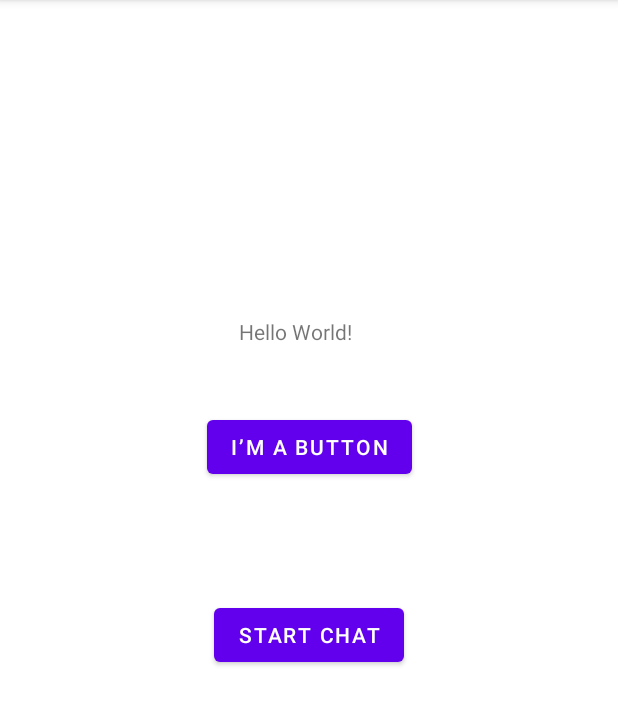
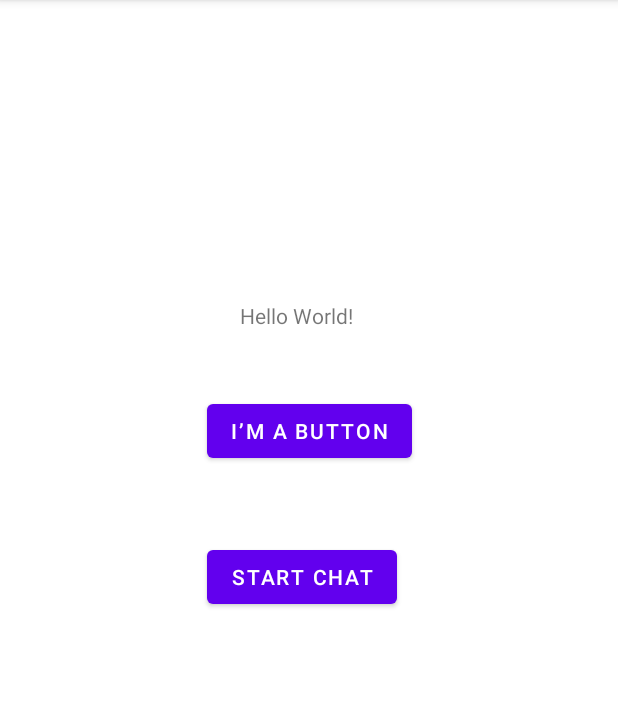
Before and after one commit to badr3180/CP670, an Android app: the MainActivity screen opened directly, with no data from a screen before it, on a phone screen of 412 x 824 dp, the part 84-809 px from its top. Run offline under Robolectric (Android 15) with nearby library versions, the phone set to English and light mode, and no system bars.

Commit message:
Finished part assignment2_part3

```diff
--- a/app/src/main/res/layout/activity_main.xml
+++ b/app/src/main/res/layout/activity_main.xml
@@ -10,37 +10,29 @@
         android:id="@+id/textView"
         android:layout_width="wrap_content"
         android:layout_height="wrap_content"
+        android:layout_marginStart="22dp"
+        android:layout_marginBottom="43dp"
         android:text="@string/hello_message"
-        app:layout_constraintBottom_toBottomOf="parent"
-        app:layout_constraintEnd_toEndOf="parent"
-        app:layout_constraintHorizontal_bias="0.473"
-        app:layout_constraintStart_toStartOf="parent"
-        app:layout_constraintTop_toTopOf="parent"
-        app:layout_constraintVertical_bias="0.282" />
+        app:layout_constraintBottom_toTopOf="@+id/button"
+        app:layout_constraintStart_toStartOf="@+id/button" />
 
     <Button
         android:id="@+id/button"
         android:layout_width="wrap_content"
         android:layout_height="wrap_content"
-        android:layout_marginTop="43dp"
+        android:layout_marginTop="263dp"
         android:text="@string/ButtonText"
         app:layout_constraintEnd_toEndOf="parent"
-        app:layout_constraintHorizontal_bias="0.5"
         app:layout_constraintStart_toStartOf="parent"
-        app:layout_constraintTop_toBottomOf="@+id/textView" />
+        app:layout_constraintTop_toTopOf="parent" />
 
     <Button
         android:id="@+id/chatBTN"
         android:layout_width="wrap_content"
         android:layout_height="wrap_content"
-        android:layout_marginStart="141dp"
-        android:layout_marginTop="64dp"
-        android:layout_marginEnd="142dp"
-        android:layout_marginBottom="308dp"
+        android:layout_marginTop="49dp"
         android:text="@string/chatBTN"
-        app:layout_constraintBottom_toBottomOf="parent"
-        app:layout_constraintEnd_toEndOf="parent"
-        app:layout_constraintStart_toStartOf="parent"
+        app:layout_constraintStart_toStartOf="@+id/button"
         app:layout_constraintTop_toBottomOf="@+id/button" />
 
 </androidx.constraintlayout.widget.ConstraintLayout>
--- a/app/src/main/res/layout/chat_row_incoming.xml
+++ b/app/src/main/res/layout/chat_row_incoming.xml
@@ -10,8 +10,7 @@
         android:layout_width="0dp"
         android:layout_height="wrap_content"
         android:layout_weight="1"
-        android:gravity="right"
-        android:text="TextView" />
+        android:gravity="right" />
 
     <ImageView
         android:id="@+id/imageView3"
--- a/app/src/main/res/layout/chat_row_outgoing.xml
+++ b/app/src/main/res/layout/chat_row_outgoing.xml
@@ -17,6 +17,5 @@
         android:id="@+id/message_text"
         android:layout_width="wrap_content"
         android:layout_height="wrap_content"
-        android:layout_weight="1"
-        android:text="TextView" />
+        android:layout_weight="1" />
 </LinearLayout>
```
